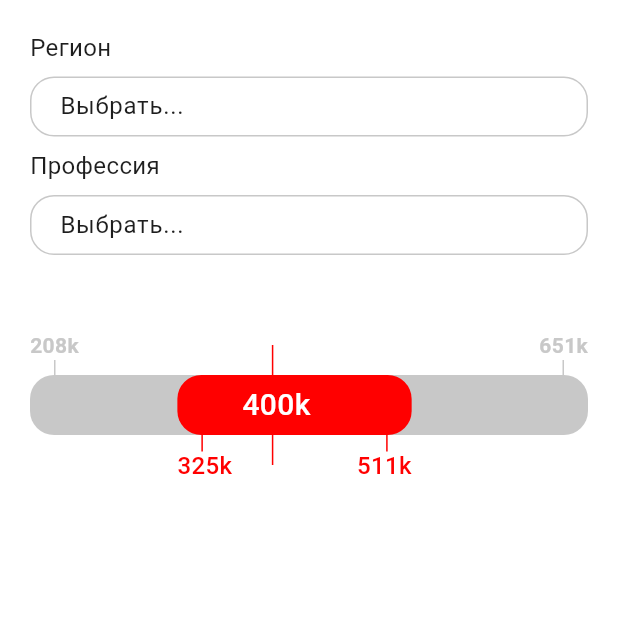
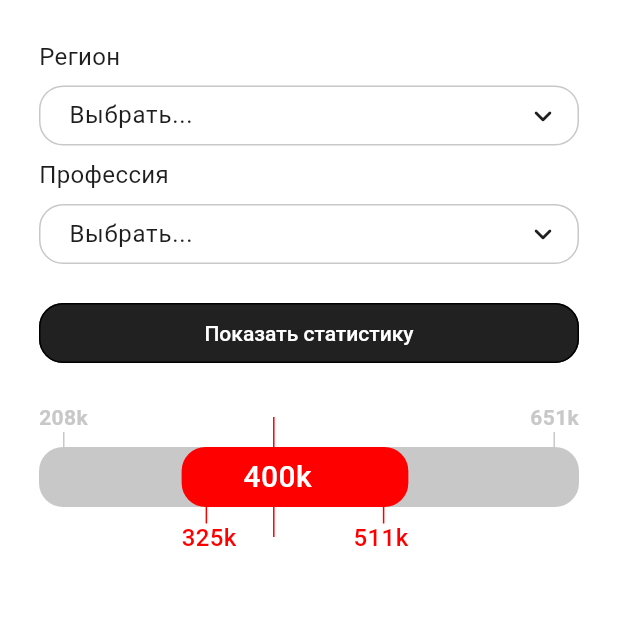
Before and after one commit to El0Ephant/each_job_front, a Flutter app: the screen it shows after launch, on a phone screen of 412 x 824 dp, the top half of it. Run offline on Flutter 3.47's test engine with Material 3 defaults, Android fonts, the light colour scheme and no system bars; drawn by our look-alikes of flutter_typeahead; missing offline and left inert: fuzzywuzzy.

Commit message:
enchanced search field & added button style

```diff
--- a/lib/ui/job_page.dart
+++ b/lib/ui/job_page.dart
@@ -32,7 +32,17 @@ class JobPage extends StatelessWidget {
                   },
                   choices: regions,
                 ),
-                const SizedBox(height: 50,),
+                const SizedBox(height: AppSizes.outerIndent,),
+                SizedBox(
+                  height: AppSizes.commonHeight,
+                  width: double.infinity,
+                  child: ElevatedButton(
+                    onPressed: () {
+                    },
+                    child: Text("Показать статистику")
+                  ),
+                ),
+                const SizedBox(height: AppSizes.outerIndent,),
                 const PercentileLine(
                   bottom: 208,
                   upper: 651,
--- a/lib/ui/widgets/search_field.dart
+++ b/lib/ui/widgets/search_field.dart
@@ -1,3 +1,4 @@
+import 'package:each_job/utils/app_colors.dart';
 import 'package:each_job/utils/app_sizes.dart';
 import 'package:each_job/utils/app_text_styles.dart';
 import 'package:flutter/material.dart';
@@ -33,9 +34,10 @@ class _SearchFieldState<T> extends State<SearchField<T>> {
         return ConstrainedBox(
           constraints: const BoxConstraints(maxHeight: 350,),
           child: Material(
+            clipBehavior: Clip.hardEdge,
+            borderRadius: BorderRadius.circular(AppSizes.commonBorderRadius),
             type: MaterialType.card,
             elevation: 10,
-            borderRadius: BorderRadius.circular(AppSizes.commonBorderRadius),
             child: child,
           ),
         );
@@ -49,13 +51,7 @@ class _SearchFieldState<T> extends State<SearchField<T>> {
             const SizedBox(height: AppSizes.innerIndent,),
             SizedBox(
               height: AppSizes.commonHeight,
-              child: TextField(
-                controller: controller,
-                focusNode: focusNode,
-                decoration: InputDecoration(
-                  hintText: widget.hint,
-                ),
-              ),
+              child: _SearchTextField(controller: controller, focusNode: focusNode, hint: widget.hint)
             ),
           ],
         );
@@ -64,12 +60,21 @@ class _SearchFieldState<T> extends State<SearchField<T>> {
       itemBuilder: (BuildContext context, T value) {
         return Padding(
           padding: const EdgeInsets.symmetric(
-              vertical: AppSizes.innerIndent,
-              horizontal: AppSizes.textFieldIndent
+            vertical: AppSizes.innerIndent,
+            horizontal: AppSizes.textFieldIndent
           ),
           child: Text(value.toString(),
             style: AppTextStyles.commonLabelTextStyle,
           ),
+        );
+      },
+      emptyBuilder: (context) {
+        return const Padding(
+          padding: EdgeInsets.symmetric(
+            vertical: AppSizes.innerIndent,
+            horizontal: AppSizes.textFieldIndent
+          ),
+          child: Text("Ничего не найдено", style: AppTextStyles.commonLabelTextStyle),
         );
       },
       onSelected: (value) {
@@ -93,3 +98,70 @@ class _SearchFieldState<T> extends State<SearchField<T>> {
     );
   }
 }
+
+class _SearchTextField extends StatefulWidget {
+  const _SearchTextField({
+    super.key,
+    required this.controller,
+    required this.focusNode,
+    required this.hint
+  });
+  final TextEditingController controller;
+  final FocusNode focusNode;
+  final String hint;
+
+  @override
+  State<_SearchTextField> createState() => _SearchTextFieldState();
+}
+
+class _SearchTextFieldState extends State<_SearchTextField> {
+  final _suffixIconSize = 24.0;
+  @override
+  void initState() {
+    super.initState();
+    widget.focusNode.addListener(_onUpdate);
+    widget.controller.addListener(_onUpdate);
+  }
+
+  @override
+  void dispose() {
+    widget.focusNode.removeListener(_onUpdate);
+    widget.controller.removeListener(_onUpdate);
+    super.dispose();
+  }
+
+  void _onUpdate(){
+    setState(() {
+    });
+  }
+
+  @override
+  Widget build(BuildContext context) {
+    Widget? suffixIcon;
+    if (widget.focusNode.hasFocus){
+      if (widget.controller.text.isNotEmpty){
+        suffixIcon = InkWell(
+          borderRadius: BorderRadius.circular(AppSizes.commonBorderRadius),
+          onTap: () {
+            widget.controller.clear();
+          },
+          child: Icon(
+            Icons.close_rounded,
+            color: AppColors.main1Color,
+            size: _suffixIconSize,
+          ),
+        );
+      }
+    } else {
+      suffixIcon = Icon(Icons.keyboard_arrow_down_rounded, color: AppColors.main1Color, size: _suffixIconSize,);
+    }
+    return TextField(
+      controller: widget.controller,
+      focusNode: widget.focusNode,
+      decoration: InputDecoration(
+        hintText: widget.hint,
+        suffixIcon: suffixIcon
+      ),
+    );
+  }
+}
--- a/lib/utils/app_sizes.dart
+++ b/lib/utils/app_sizes.dart
@@ -1,5 +1,5 @@
 abstract class AppSizes{
-  static const double outerIndent = 20;
+  static const double outerIndent = 26;
   static const double innerIndent = 8;
   static const double textFieldIndent = 16;
   static const double commonBorderRadius = 16;
--- a/lib/utils/app_text_styles.dart
+++ b/lib/utils/app_text_styles.dart
@@ -6,6 +6,11 @@ abstract class AppTextStyles{
     color: AppColors.textColor,
     fontSize: 16,
     fontWeight: FontWeight.normal
+  );
+  static const mainButtonTextStyle = TextStyle(
+    color: AppColors.backgroundColor,
+    fontSize: 14,
+    fontWeight: FontWeight.w500
   );
   static const plotSecondaryTextStyle = TextStyle(
     color: AppColors.secondaryColor,
--- a/lib/utils/app_themes.dart
+++ b/lib/utils/app_themes.dart
@@ -37,6 +37,21 @@ abstract class AppThemes{
       ),
       hintStyle: AppTextStyles.commonLabelTextStyle
     ),
+    elevatedButtonTheme: ElevatedButtonThemeData(
+      style: ButtonStyle(
+        elevation: WidgetStateProperty.all(0.0),
+        backgroundColor: WidgetStateColor.resolveWith((states) {
+          if (states.contains(WidgetState.pressed)){
+            return AppColors.main1Color.withOpacity(0.9);
+          }
+          return AppColors.main1Color;
+        },),
+        foregroundColor: WidgetStateProperty.all(AppColors.onMain1Color),
+        textStyle: WidgetStateProperty.all(AppTextStyles.mainButtonTextStyle),
+        side: WidgetStateProperty.all(const BorderSide(color: AppColors.strokeColor, width: 1)),
+        shape: WidgetStateProperty.all(const RoundedRectangleBorder(borderRadius: BorderRadius.all(Radius.circular(AppSizes.commonBorderRadius))))
+      )
+    ),
     useMaterial3: true,
   );
 }
```
Lines whose indentation alone changed are shown as unchanged.
